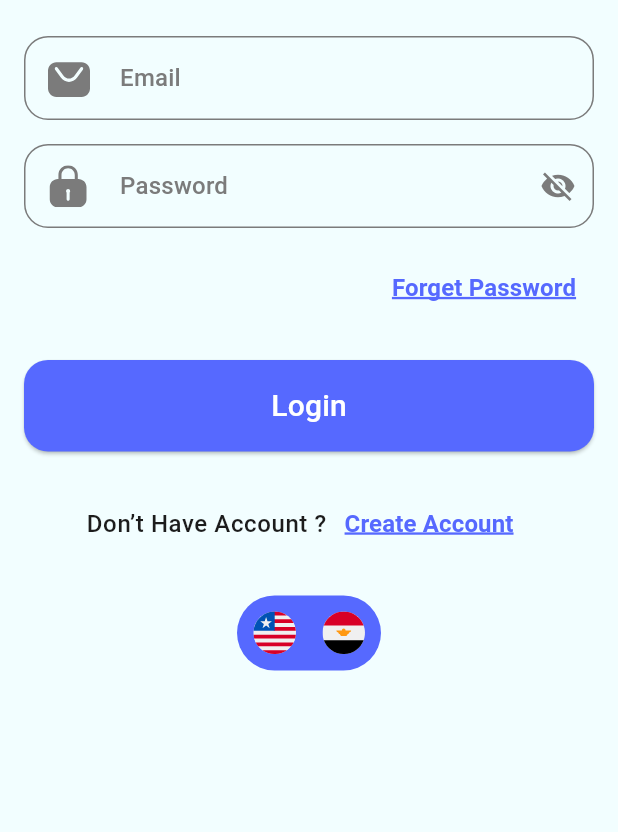
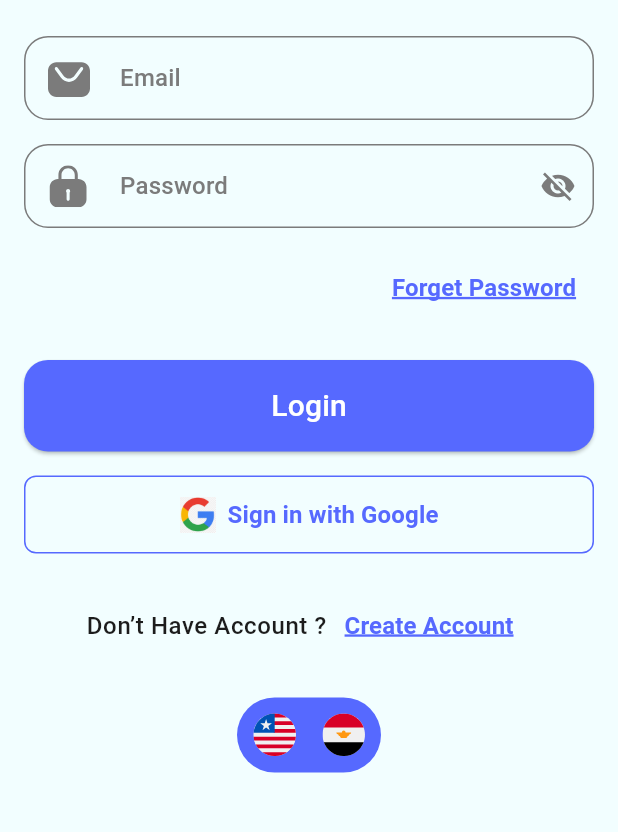
Before and after one commit to Youssef-Mohamed-Khamis/evently, a Flutter app: the RegisterScreen screen opened by its route, after a tap on "Register", after a tap on "Login", on a phone screen of 412 x 824 dp, the part 303-1135 px from its top. Run offline on Flutter 3.47's test engine with Material 3 defaults, Android fonts, the phone set to English and light mode, and no system bars; drawn by our look-alikes of animated_toggle_switch; our stand-ins replace cloud_firestore, easy_localization, firebase_auth, firebase_core, flutter_animate, flutter_svg and 3 more; accounts and stored records are empty; generated files the repository leaves out were written again.

Commit message:
+ Finish LogIn using google

```diff
--- a/lib/core/DialogUtils.dart
+++ b/lib/core/DialogUtils.dart
@@ -1,9 +1,11 @@
 import 'package:easy_localization/easy_localization.dart';
+import 'package:evently/core/resources/ColorManager.dart';
 import 'package:flutter/material.dart';
 
 class DialogUtils{
   static showLoadingDialog(BuildContext context){
     showDialog(context: context, builder: (context) => AlertDialog(
+      backgroundColor: Colors.white,
         alignment: Alignment.center,
       content: Column(
         mainAxisSize: MainAxisSize.min,
--- a/lib/main.dart
+++ b/lib/main.dart
@@ -6,7 +6,8 @@ import 'package:evently/ui/onBoarding/screen/onBoarding_screen.dart';
 import 'package:evently/ui/register/screen/register_screen.dart';
 import 'package:evently/ui/splash/screen/splash_screen.dart';
 import 'package:evently/ui/start/screen/start_screen.dart';
-
+import 'package:firebase_core/firebase_core.dart';
+import 'firebase_options.dart';
 import 'package:flutter/material.dart';
 import 'package:provider/provider.dart';
 import 'ThemeProvider.dart';
@@ -17,6 +18,9 @@ void main() async{
   await PrefsManager.init();
   await EasyLocalization.ensureInitialized();
 
+  await Firebase.initializeApp(
+    options: DefaultFirebaseOptions.currentPlatform,
+  );
   runApp(ChangeNotifierProvider(
       create: (context) => ThemeProvider()..initTheme(),
       child: EasyLocalization(
--- /dev/null
+++ b/lib/model/user_model.dart
@@ -0,0 +1,22 @@
+class UserModel{
+  String id;
+  String name;
+  String email;
+  UserModel({required this.id,required this.name,required this.email});
+
+  UserModel.fromFireStore(Map<String,dynamic>? data)
+    : this (
+    id: data!['id'] as String,
+    name: data!['name'] as String,
+    email: data!['email'] as String,
+  );
+
+
+  Map<String,dynamic> toFireStore(){
+    return{
+      'id':id,
+      'email':email,
+      'name':name,
+    };
+  }
+}
--- a/lib/ui/login/screen/login_screen.dart
+++ b/lib/ui/login/screen/login_screen.dart
@@ -1,8 +1,13 @@
 import 'package:easy_localization/easy_localization.dart';
-import 'package:flutter/cupertino.dart';
+import 'package:evently/ui/home/screen/home_screen.dart';
+import 'package:firebase_core/firebase_core.dart';
 import 'package:flutter/material.dart';
 import 'package:flutter_svg/svg.dart';
+import 'package:google_sign_in/google_sign_in.dart';
 import 'package:provider/provider.dart';
+import 'package:firebase_auth/firebase_auth.dart';
+import 'package:cloud_firestore/cloud_firestore.dart';
+import 'package:google_sign_in/google_sign_in.dart';
 
 import '../../../ThemeProvider.dart';
 import '../../../core/resources/AssetsManager.dart';
@@ -11,6 +16,8 @@ import '../../../core/resources/constants.dart';
 import '../../../core/reusable_components/CustomButton.dart';
 import '../../../core/reusable_components/CustomField.dart';
 import '../../../core/reusable_components/CustomSwitch.dart';
+import '../../../model/user_model.dart';
+import '../../../services/google_auth.dart';
 import '../../forget_password/screen/forget_password_screen.dart';
 import '../../register/screen/register_screen.dart';
 
@@ -119,12 +126,50 @@ class _LoginScreenState extends State<LoginScreen> {
                       title: "login".tr(),
                       onClick: () {
                         if (formKey.currentState!.validate()) {
-                          // لو الفورم صح
                           print("Form is valid");
                         }
                       },
                     ),
                   ),
+                  const SizedBox(height: 16),
+
+                  SizedBox(
+                    width: double.infinity,
+                    child: OutlinedButton.icon(
+                      style: OutlinedButton.styleFrom(
+                        padding: const EdgeInsets.symmetric(vertical: 14),
+                        side: BorderSide(
+                          color: Theme.of(context).colorScheme.primary,
+                        ),
+                        shape: RoundedRectangleBorder(
+                          borderRadius: BorderRadius.circular(8),
+                        ),
+                      ),
+                      icon: Image.asset(
+                        'assets/images/google.jpeg',
+                        height: 24,
+                        width: 24,
+                      ),
+                      label: Text(
+                        context.locale.languageCode == "ar"
+                            ? "تسجيل الدخول  Google"
+                            : "Sign in with Google",
+                        style: Theme.of(context).textTheme.titleSmall?.copyWith(
+                          fontSize: 16,
+                        ),
+                      ),
+                      onPressed: () async {
+                        final firebaseServices = FirebaseServices();
+                        final user = await firebaseServices.signInWithGoogle();
+                        if (user != null) {
+                          print("تم تسجيل الدخول: ${user.name}");
+                          Navigator.pushNamed(context, HomeScreen.routeName);
+                        } else {
+                          print("فشل تسجيل الدخول");
+                        }                      },
+                    ),
+                  ),
+
                   const SizedBox(height: 24),
                   Row(
                     mainAxisAlignment: MainAxisAlignment.center,
@@ -186,4 +231,6 @@ class _LoginScreenState extends State<LoginScreen> {
       ),
     );
   }
+
+
 }
--- a/pubspec.yaml
+++ b/pubspec.yaml
@@ -43,6 +43,10 @@ dependencies:
   shared_preferences: ^2.5.3
   easy_localization: ^3.0.8
   provider: ^6.1.5
+  firebase_core: ^2.32.0
+  cloud_firestore: ^4.15.8
+  firebase_auth: ^4.16.0
+  google_sign_in: 6.1.0
 
 dev_dependencies:
   flutter_test:
```
Also changed, not shown: lib/services/google_auth.dart (added, +65 -0 lines), lib/ui/register/screen/register_screen.dart (+23 -0 lines), assets/images/google.jpeg (added), pubspec.lock, 2 other files.
